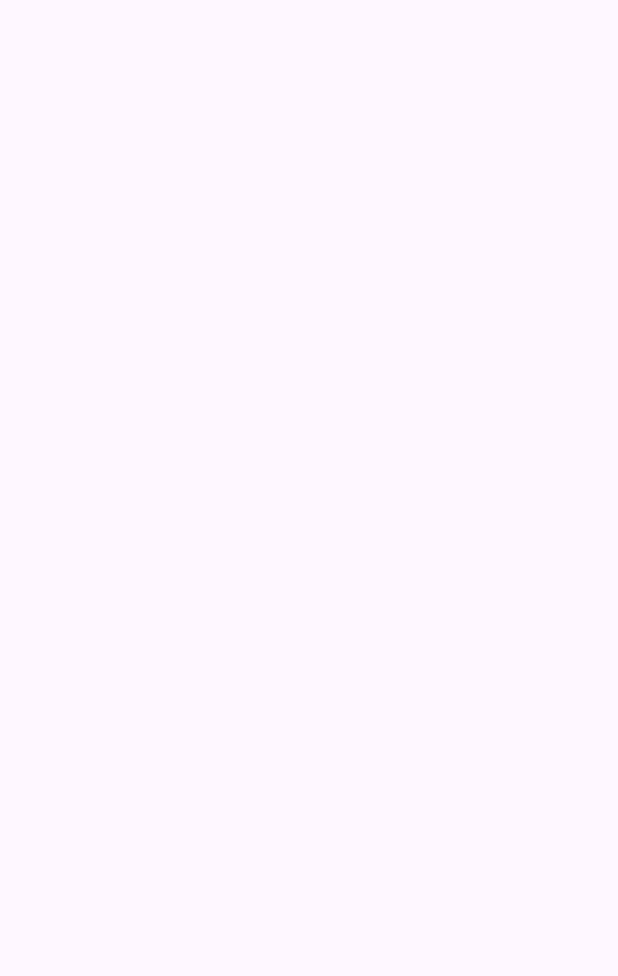
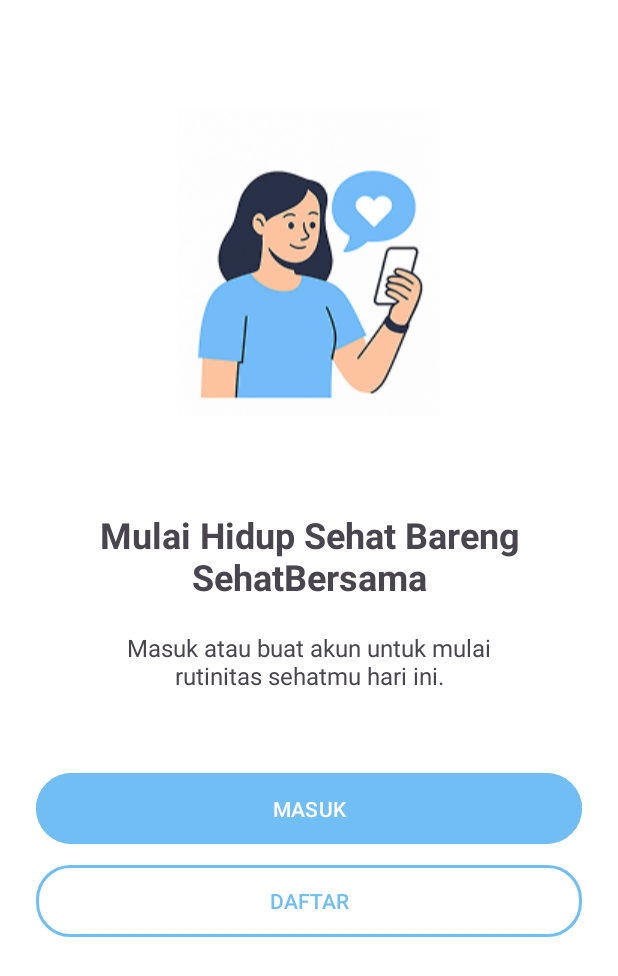
Before and after one commit to alifnrhman/sehatbersama, an Android app: the AuthActivity screen opened directly, with no data from a screen before it, on a phone screen of 412 x 824 dp. Before the commit the part shown is empty. Shown: the top 976 px of the screen. Run offline under Robolectric (Android 15) with nearby library versions, the phone set to English and light mode, and no system bars; our stand-ins replace CircleImageView.

Commit message:
added auth pages

```diff
--- a/app/src/main/java/com/example/sehatbersama/AuthActivity.java
+++ b/app/src/main/java/com/example/sehatbersama/AuthActivity.java
@@ -1,6 +1,9 @@
 package com.example.sehatbersama;
 
+import android.content.Intent;
 import android.os.Bundle;
+import android.view.View;
+import android.widget.Button;
 
 import androidx.activity.EdgeToEdge;
 import androidx.appcompat.app.AppCompatActivity;
@@ -8,17 +11,33 @@ import androidx.core.graphics.Insets;
 import androidx.core.view.ViewCompat;
 import androidx.core.view.WindowInsetsCompat;
 
-public class AuthActivity extends AppCompatActivity {
+public class AuthActivity extends AppCompatActivity implements View.OnClickListener {
+
+    private Button btnLogin;
+    private Button btnRegister;
 
     @Override
     protected void onCreate(Bundle savedInstanceState) {
         super.onCreate(savedInstanceState);
         EdgeToEdge.enable(this);
         setContentView(R.layout.activity_auth);
-        ViewCompat.setOnApplyWindowInsetsListener(findViewById(R.id.main), (v, insets) -> {
-            Insets systemBars = insets.getInsets(WindowInsetsCompat.Type.systemBars());
-            v.setPadding(systemBars.left, systemBars.top, systemBars.right, systemBars.bottom);
-            return insets;
-        });
+        btnLogin = (Button)findViewById(R.id.btn_login);
+        btnLogin.setOnClickListener(this);
+
+        btnRegister = (Button)findViewById(R.id.btn_register);
+        btnRegister.setOnClickListener(this);
+    }
+
+    @Override
+    public void onClick(View view) {
+        if (view.getId() == R.id.btn_login) {
+            Intent moveIntent = new Intent(AuthActivity.this,
+                    LoginActivity.class);
+            startActivity(moveIntent);
+        } else if (view.getId() == R.id.btn_register) {
+            Intent moveIntent = new Intent(AuthActivity.this,
+                    RegisterActivity.class);
+            startActivity(moveIntent);
+        }
     }
 }
--- /dev/null
+++ b/app/src/main/res/drawable/button_outline.xml
@@ -0,0 +1,7 @@
+<shape xmlns:android="http://schemas.android.com/apk/res/android" android:shape="rectangle">
+    <solid android:color="@android:color/transparent" />
+    <stroke
+        android:width="2dp"
+        android:color="#71BEF4" /> <!-- warna outline -->
+    <corners android:radius="22dp" /> <!-- sudut rounded -->
+</shape>
--- a/app/src/main/res/layout/activity_auth.xml
+++ b/app/src/main/res/layout/activity_auth.xml
@@ -1,11 +1,67 @@
 <?xml version="1.0" encoding="utf-8"?>
-<androidx.constraintlayout.widget.ConstraintLayout
+<LinearLayout
     xmlns:android="http://schemas.android.com/apk/res/android"
     xmlns:tools="http://schemas.android.com/tools"
     xmlns:app="http://schemas.android.com/apk/res-auto"
     android:id="@+id/main"
     android:layout_width="match_parent"
     android:layout_height="match_parent"
-    tools:context=".AuthActivity">
+    tools:context=".AuthActivity"
+    android:orientation="vertical"
+    android:background="@color/white">
 
-  </androidx.constraintlayout.widget.ConstraintLayout>
+  <ImageView
+      android:id="@+id/imageView"
+      android:layout_width="wrap_content"
+      android:layout_height="250dp"
+      android:layout_marginTop="50dp"
+      android:layout_gravity="center_horizontal"
+      app:srcCompat="@drawable/authillustration" />
+
+  <TextView
+      android:id="@+id/title"
+      android:layout_width="300dp"
+      android:layout_height="wrap_content"
+      android:text="Mulai Hidup Sehat Bareng SehatBersama"
+      android:textAlignment="center"
+      android:layout_gravity="center_horizontal"
+      android:textSize="24sp"
+      android:textStyle="bold"
+      android:layout_marginTop="40dp"/>
+
+  <TextView
+      android:id="@+id/description"
+      android:layout_width="300dp"
+      android:layout_height="wrap_content"
+      android:layout_centerHorizontal="true"
+      android:text="Masuk atau buat akun untuk mulai rutinitas sehatmu hari ini."
+      android:textAlignment="center"
+      android:textSize="16sp"
+      android:layout_gravity="center_horizontal"
+      android:layout_marginTop="20dp"/>
+
+  <Button
+      android:id="@+id/btn_login"
+      android:layout_width="match_parent"
+      android:layout_height="wrap_content"
+      android:text="Masuk"
+      android:backgroundTint="@color/blue"
+      android:layout_marginTop="50dp"
+      android:textColor="@android:color/white"
+      android:padding="14dp"
+      android:layout_marginHorizontal="24dp"
+      android:textAllCaps="true"/>
+
+  <androidx.appcompat.widget.AppCompatButton
+      android:id="@+id/btn_register"
+      android:layout_width="match_parent"
+      android:layout_height="wrap_content"
+      android:text="Daftar"
+      android:layout_marginTop="10dp"
+      android:textColor="#71BEF4"
+      android:layout_marginHorizontal="24dp"
+      android:background="@drawable/button_outline"
+      android:stateListAnimator="@null" />
+
+
+</LinearLayout>
--- a/app/src/main/res/layout/activity_onboarding.xml
+++ b/app/src/main/res/layout/activity_onboarding.xml
@@ -3,7 +3,7 @@
     android:layout_width="match_parent"
     android:layout_height="match_parent"
     android:orientation="vertical"
-    android:padding="16dp"
+    android:padding="20dp"
     android:gravity="center"
     android:background="@color/white">
 
--- a/app/src/main/res/values/colors.xml
+++ b/app/src/main/res/values/colors.xml
@@ -3,7 +3,6 @@
     <color name="black">#FF000000</color>
     <color name="white">#FFFFFFFF</color>
     <color name="gray">#CCCCCC</color>
-    <color name="purple_500">#6200EE</color> <!-- contoh warna aktif -->
     <color name="active_dot">#71BEF4</color>
     <color name="inactive_dot">#CCCCCC</color>
     <color name="blue">#71BEF4</color>
```
Also changed, not shown: app/src/main/AndroidManifest.xml (+11 -13 lines), app/src/main/java/com/example/sehatbersama/LoginActivity.java (added, +78 -0 lines), app/src/main/java/com/example/sehatbersama/RegisterActivity.java (added, +67 -0 lines), app/src/main/res/drawable/rounded_input.xml (added, +7 -0 lines), app/src/main/res/layout/activity_login.xml (added, +93 -0 lines), app/src/main/res/layout/activity_register.xml (added, +96 -0 lines), app/src/main/res/drawable/authillustration.png (added).
